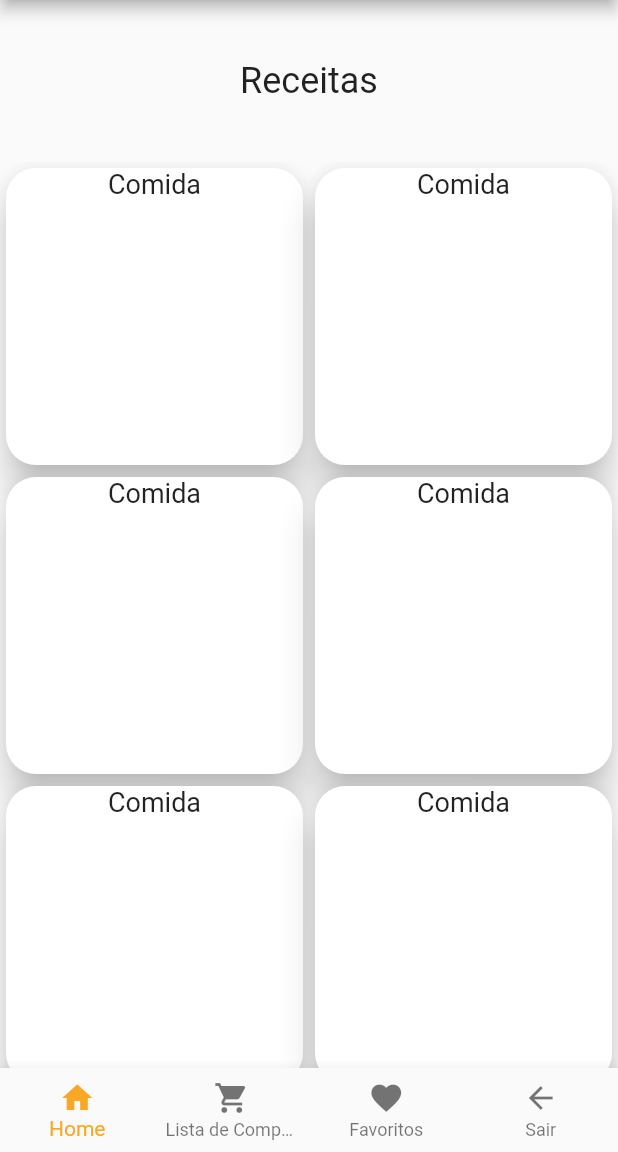
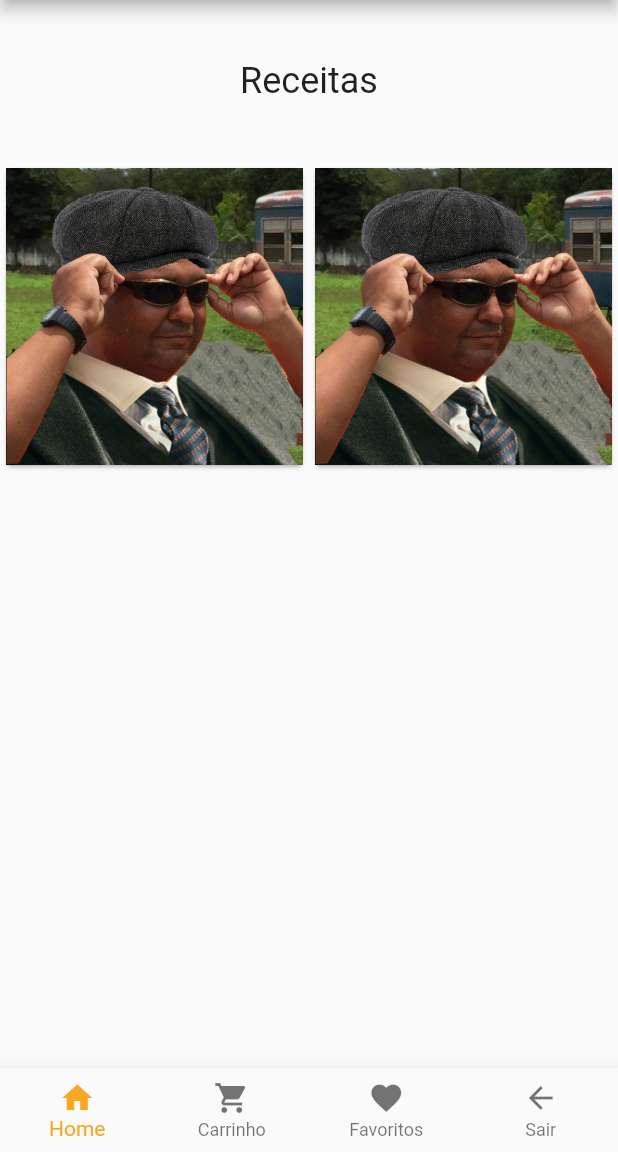
Before and after one commit to ThomasLincoln/Pratical_Food, a Flutter app: the screen it shows after launch, after a tap on "Mostrar", after a tap on "Logar", on a phone screen of 412 x 824 dp, the part 84-1236 px from its top. Run offline on Flutter 3.47's test engine with Material 2 defaults, Android fonts, the light colour scheme and no system bars; our stand-ins replace cloud_firestore, firebase_auth, firebase_core; accounts and stored records are empty.

Commit message:
Grid puxando do banco de dados

```diff
--- a/Pratical_Food/lib/HomePage.dart
+++ b/Pratical_Food/lib/HomePage.dart
@@ -1,39 +1,86 @@
+import 'package:cloud_firestore/cloud_firestore.dart';
 import 'package:flutter/material.dart';
+
+
 
 class HomePage extends StatefulWidget {
   @override
   _HomePageState createState() => _HomePageState();
 }
 
-//qaolquer comentario ai (entendi)
+//qaolquer comentario ai
 
 class _HomePageState extends State<HomePage> {
   @override
   Widget build(BuildContext context) {
-    return new Column(children: <Widget>[
+
+    return new Column(
+        children: <Widget>[
           Expanded(
             flex: 0,
             child: Container(
-            child: Text('Receitas',
-                textAlign: TextAlign.center, style: TextStyle(fontSize: 24)),
+              child: Text('Receitas', textAlign: TextAlign.center, style: TextStyle (fontSize: 24)),
               margin: const EdgeInsets.symmetric(vertical: 40.0),
-          )),
-      Expanded(
-          child: GridView.count(
-              crossAxisCount: 2,
-              children: List.generate(30, (index) {
+            )
+          ),
+          Expanded(child: StreamBuilder<QuerySnapshot>(
+            stream: FirebaseFirestore.instance.collection('receitas').snapshots(),
+            builder: (BuildContext context, AsyncSnapshot<QuerySnapshot> snapshot){
+              if (!snapshot.hasData) return const Text('Carregando');
+              final int messageCount = snapshot.data.docs.length;
+              return GridView.builder(
+                itemCount: messageCount,
+                gridDelegate: new SliverGridDelegateWithFixedCrossAxisCount(crossAxisCount: 2),
+                itemBuilder: (_, int index){
+                  final DocumentSnapshot document = snapshot.data.docs[index];
+                  dynamic message1 = document.data()['nome'];
+                  String nomeReceita = message1 != null ? message1.toString() : 'Sem receita amigao';
                   return new Card(
-                  elevation: 10.0,
-                  shape: new RoundedRectangleBorder(
-                      borderRadius: new BorderRadius.circular(20.0)),
-                  child: new Container(
-                      child: new Text(
-                    "Comida",
-                    style: TextStyle(fontSize: 18),
-                    textAlign: TextAlign.center,
-                  )),
+                    child: new GestureDetector(
+                      child: new GridTile(child: new Image.asset("assets/ednaldo.jpg",height: 20,width: 20,)),
+                      onTap: ()async {await showDialog(
+                        context: context,
+                        builder: (BuildContext context){
+                          dynamic message3 = document.data()['modoDePreparo'];
+                          String modoDePreparo = message3 != null ? message3.toString() : 'Sem descrição amigão';
+                          return Padding(
+                            padding: EdgeInsets.only(bottom: 25.2, top: 25.2),
+                            child: Dialog(
+                              child: Container(
+                                child: Column(
+                                  children: <Widget>[
+                                    Row(
+                                      children: <Widget>[
+                                        new Container(
+                                            padding: const EdgeInsets.all(2.0),
+                                            child: new Image.asset("assets/ednaldo.jpg",height: 20,width: 20,),
+                                        ),
+                                        new Padding(
+                                          padding: EdgeInsets.all(2.0),
+                                          child: Text(nomeReceita, style: TextStyle(fontSize: 10)),
+                                        )
+                                      ],
+                                    ),
+                                    Padding(
+                                      padding: EdgeInsets.all(2.0),
+                                      child: new Text(modoDePreparo, style: TextStyle(fontSize: 10)),
+                                    )
+                                  ],
+                                ),
+                              ),
+                            ),
                           );
-              })))
-    ]);
+                        }
+                        );
+                      }
+                    )
+                  );
+                }
+              );
+            },
+          )
+          )
+        ]
+      );
   }
 }
--- a/Pratical_Food/lib/screens/MenuPage.dart
+++ b/Pratical_Food/lib/screens/MenuPage.dart
@@ -1,6 +1,7 @@
 import 'package:Pratical_Food/screens/FavoritosPage.dart';
 import 'package:Pratical_Food/HomePage.dart';
 import 'package:Pratical_Food/screens/ListaCompras.dart';
+import 'package:Pratical_Food/screens/MenuDeslogar.dart';
 import 'package:flutter/material.dart';
 import 'package:cloud_firestore/cloud_firestore.dart';
 import 'package:firebase_core/firebase_core.dart';
@@ -47,6 +48,7 @@ class _MyStatefulWidgetState extends State<MyStatefulWidget> {
     HomePage(),
     ListaCompras(),
     FavoritosPage(),
+    MenuDeslogar(),
   ];
 
   void _onItemTapped(int index) {
@@ -71,7 +73,7 @@ class _MyStatefulWidgetState extends State<MyStatefulWidget> {
           ),
           BottomNavigationBarItem(
             icon: Icon(Icons.shopping_cart),
-            title: Text('Lista de Compras'),
+            title: Text('Carrinho'),
           ),
           BottomNavigationBarItem(
             icon:
```
Also changed, not shown: Pratical_Food/lib/screens/HomePage.dart (+21 -17 lines), Pratical_Food/lib/screens/MenuDeslogar.dart (added, +37 -0 lines). Lines whose indentation alone changed are shown as unchanged.
